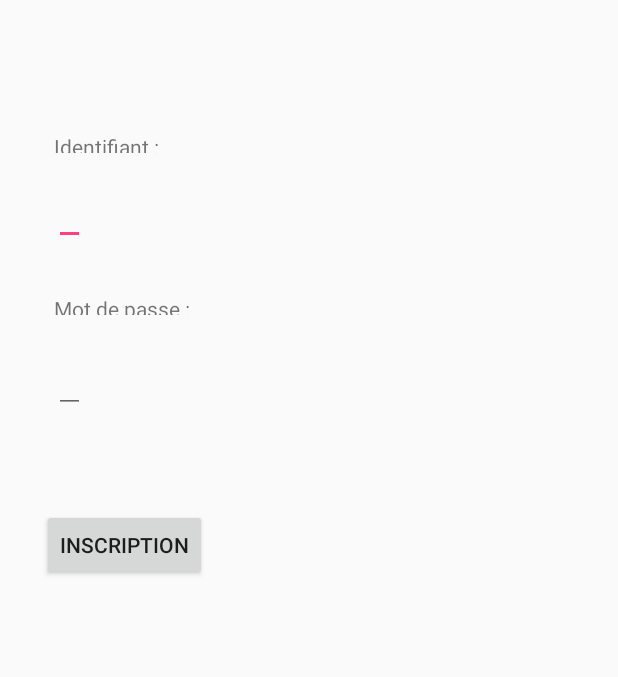
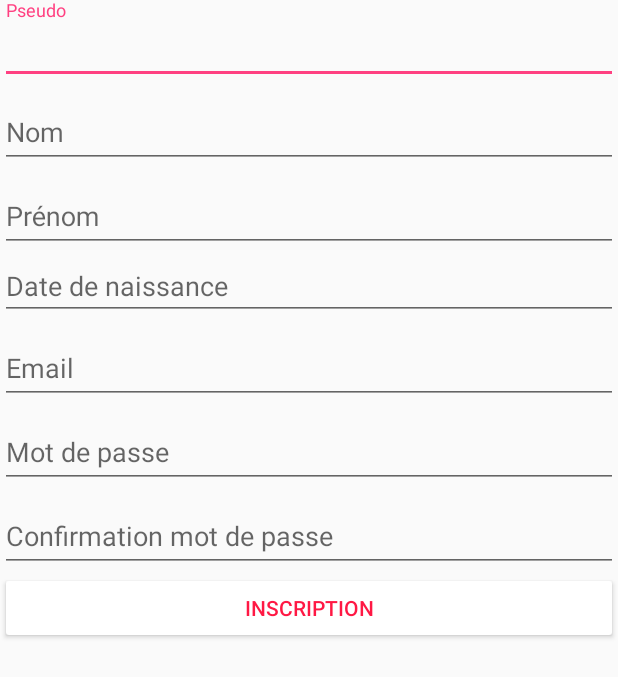
Before and after one commit to Dams-O/MyDietKotlin, an Android app: the layout activity_inscription.xml on its own in the app's theme, with its tools: preview values and no code run, on a phone screen of 412 x 824 dp. Shown: the top 677 px of the screen. Run offline under Robolectric (Android 15) with nearby library versions, the phone set to English and light mode, and no system bars.

Commit message:
Nav entre les pages + front

```diff
--- a/app/src/main/AndroidManifest.xml
+++ b/app/src/main/AndroidManifest.xml
@@ -29,6 +29,10 @@
                 android:name=".ConnexionActivity"
                 android:label="@string/title_activity_connexion">
         </activity>
+        <activity
+                android:name=".InscriptionActivity"
+                android:label="@string/title_activity_inscription">
+        </activity>
         <activity android:name=".ProfilActivity">
         </activity>
     </application>
--- a/app/src/main/java/com/deams/ynovmydiet/AppDb.kt
+++ b/app/src/main/java/com/deams/ynovmydiet/AppDb.kt
@@ -4,7 +4,7 @@ import androidx.room.Database
 import androidx.room.RoomDatabase
 
 
-@Database(entities = [(Meal::class),(MenuType::class),(Food::class),(User::class)], version = 1)
+@Database(entities = [(Meal::class),(MenuType::class),(Food::class),(User::class)], version = 2)
 abstract class AppDb : RoomDatabase(){
     abstract fun mealDao(): MealDAO
     abstract fun menuTypeDao(): MenuTypeDAO
--- a/app/src/main/java/com/deams/ynovmydiet/ConnexionActivity.kt
+++ b/app/src/main/java/com/deams/ynovmydiet/ConnexionActivity.kt
@@ -232,7 +232,7 @@ class ConnexionActivity : AppCompatActivity(), LoaderManager.LoaderCallbacks<Cur
             android.R.layout.simple_dropdown_item_1line, emailAddressCollection
         )
 
-        email.setAdapter(adapter)
+
     }
 
     object ProfileQuery {
--- a/app/src/main/res/layout/activity_inscription.xml
+++ b/app/src/main/res/layout/activity_inscription.xml
@@ -1,49 +1,84 @@
 <?xml version="1.0" encoding="utf-8"?>
-<android.support.constraint.ConstraintLayout
+<LinearLayout
         xmlns:android="http://schemas.android.com/apk/res/android"
         xmlns:tools="http://schemas.android.com/tools"
         xmlns:app="http://schemas.android.com/apk/res-auto"
         android:layout_width="match_parent"
         android:layout_height="match_parent"
         tools:context=".InscriptionActivity">
-    <TextView
-            android:layout_width="wrap_content"
-            android:layout_height="14dp"
-            android:id="@+id/textView2" tools:ignore="MissingConstraints"
-            android:text="@string/identifiant"
-            app:layout_constraintStart_toStartOf="parent"
-            android:layout_marginStart="36dp" app:layout_constraintTop_toTopOf="parent"
-            android:layout_marginTop="88dp"/>
-    <TextView
-            android:layout_width="wrap_content"
-            android:layout_height="14dp"
-            android:id="@+id/textView3" tools:ignore="MissingConstraints"
-            android:text="@string/password"
-            app:layout_constraintStart_toStartOf="parent"
-            android:layout_marginStart="36dp" app:layout_constraintTop_toTopOf="parent"
-            android:layout_marginTop="196dp"/>
+    <ScrollView
+            android:layout_width="match_parent"
+            android:layout_height="match_parent">
+        <LinearLayout android:layout_width="match_parent" android:layout_height="wrap_content"
+                      android:orientation="vertical">
+            <com.google.android.material.textfield.TextInputLayout
+                    android:layout_width="match_parent"
+                    android:layout_height="match_parent" android:id="@+id/Pseudo">
+
+                <com.google.android.material.textfield.TextInputEditText
+                        android:layout_width="match_parent"
+                        android:layout_height="wrap_content"
+                        android:hint="Pseudo"/>
+            </com.google.android.material.textfield.TextInputLayout>
+            <com.google.android.material.textfield.TextInputLayout
+                    android:layout_width="match_parent"
+                    android:layout_height="match_parent" android:id="@+id/Nom">
+
+                <com.google.android.material.textfield.TextInputEditText
+                        android:layout_width="match_parent"
+                        android:layout_height="wrap_content"
+                        android:hint="Nom"/>
+            </com.google.android.material.textfield.TextInputLayout>
+            <com.google.android.material.textfield.TextInputLayout
+                    android:layout_width="match_parent"
+                    android:layout_height="match_parent" android:id="@+id/Prenom">
+
+                <com.google.android.material.textfield.TextInputEditText
+                        android:layout_width="match_parent"
+                        android:layout_height="wrap_content"
+                        android:hint="Prénom"/>
+            </com.google.android.material.textfield.TextInputLayout>
             <EditText
-            android:id="@+id/message2"
-            android:layout_width="wrap_content"
+                    android:layout_width="match_parent"
                     android:layout_height="wrap_content"
-            android:inputType=
-                    "textCapSentences|textAutoCorrect" tools:ignore="MissingConstraints"
-            app:layout_constraintStart_toStartOf="parent"
-            android:layout_marginStart="36dp" app:layout_constraintTop_toBottomOf="@+id/textView2"
-            android:layout_marginTop="16dp" android:autofillHints="" tools:targetApi="o"/>
+                    android:inputType="date"
+                    android:ems="10"
+                    android:id="@+id/Date_naissance" android:hint="Date de naissance"/>
+            <com.google.android.material.textfield.TextInputLayout
+                    android:layout_width="match_parent"
+                    android:layout_height="match_parent" android:id="@+id/Email">
                 <EditText
-            android:id="@+id/message3"
-            android:layout_width="wrap_content"
+                        android:layout_width="match_parent"
                         android:layout_height="wrap_content"
-            android:inputType="textPassword" tools:ignore="MissingConstraints"
-            app:layout_constraintStart_toStartOf="parent"
-            android:layout_marginStart="36dp" app:layout_constraintTop_toBottomOf="@+id/textView2"
-            android:layout_marginTop="128dp" android:autofillHints="" tools:targetApi="o"/>
+                        android:inputType="textEmailAddress"
+                        android:ems="10"
+                        android:layout_weight="1" android:hint="Email"/>
+            </com.google.android.material.textfield.TextInputLayout>
+            <com.google.android.material.textfield.TextInputLayout
+                    android:layout_width="match_parent"
+                    android:layout_height="match_parent" android:id="@+id/Password">
+                <EditText
+                        android:layout_width="match_parent"
+                        android:layout_height="wrap_content"
+                        android:inputType="textPassword"
+                        android:ems="10"
+                        android:id="@+id/editText4" android:layout_weight="1" android:hint="Mot de passe"/>
+            </com.google.android.material.textfield.TextInputLayout>
+            <com.google.android.material.textfield.TextInputLayout
+                    android:layout_width="match_parent"
+                    android:layout_height="match_parent" android:id="@+id/Confirm_password">
+                <EditText
+                        android:layout_width="match_parent"
+                        android:layout_height="wrap_content"
+                        android:inputType="textPassword"
+                        android:ems="10"
+                        android:id="@+id/editText6" android:layout_weight="1" android:hint="Confirmation mot de passe"/>
+            </com.google.android.material.textfield.TextInputLayout>
             <Button
                     android:text="@string/button_inscription"
-            android:layout_width="wrap_content"
-            android:layout_height="wrap_content"
-            android:id="@+id/button" android:layout_marginTop="176dp"
-            app:layout_constraintTop_toBottomOf="@+id/message2" app:layout_constraintStart_toStartOf="parent"
-            android:layout_marginStart="28dp"/>
-</android.support.constraint.ConstraintLayout>
+                    android:layout_width="match_parent"
+                    android:layout_height="wrap_content" android:id="@+id/Inscription"
+                    android:backgroundTint="@color/colorButton" android:textColor="@color/colorText"/>
+        </LinearLayout>
+    </ScrollView>
+</LinearLayout>
--- a/app/src/main/res/values/strings.xml
+++ b/app/src/main/res/values/strings.xml
@@ -28,6 +28,7 @@
     <string name="error_field_required">This field is required</string>
     <string name="permission_rationale">"Contacts permissions are needed for providing email completions."</string>
     <string name="title_activity_connexion">Connexion</string>
+    <string name="title_activity_inscription">Inscription</string>
     <string name="title_activity_main">MyDiet</string>
 
     <string name="menu_home">Home</string>
```
Also changed, not shown: app/src/main/java/com/deams/ynovmydiet/MainActivity.kt (+14 -1 lines), app/src/main/java/com/deams/ynovmydiet/ProfilActivity.kt (+22 -0 lines), app/src/main/res/layout/activity_connexion.xml (+11 -26 lines), app/src/main/res/layout/activity_profil.xml (+17 -25 lines), 1 other file. Lines whose indentation alone changed are shown as unchanged.
